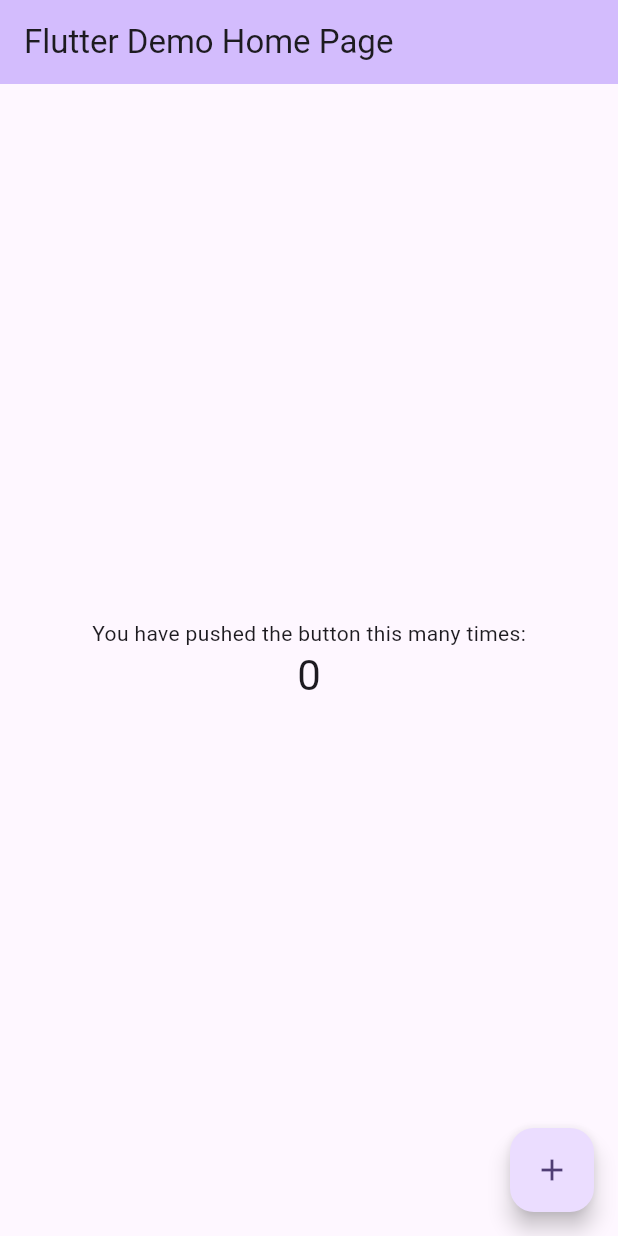
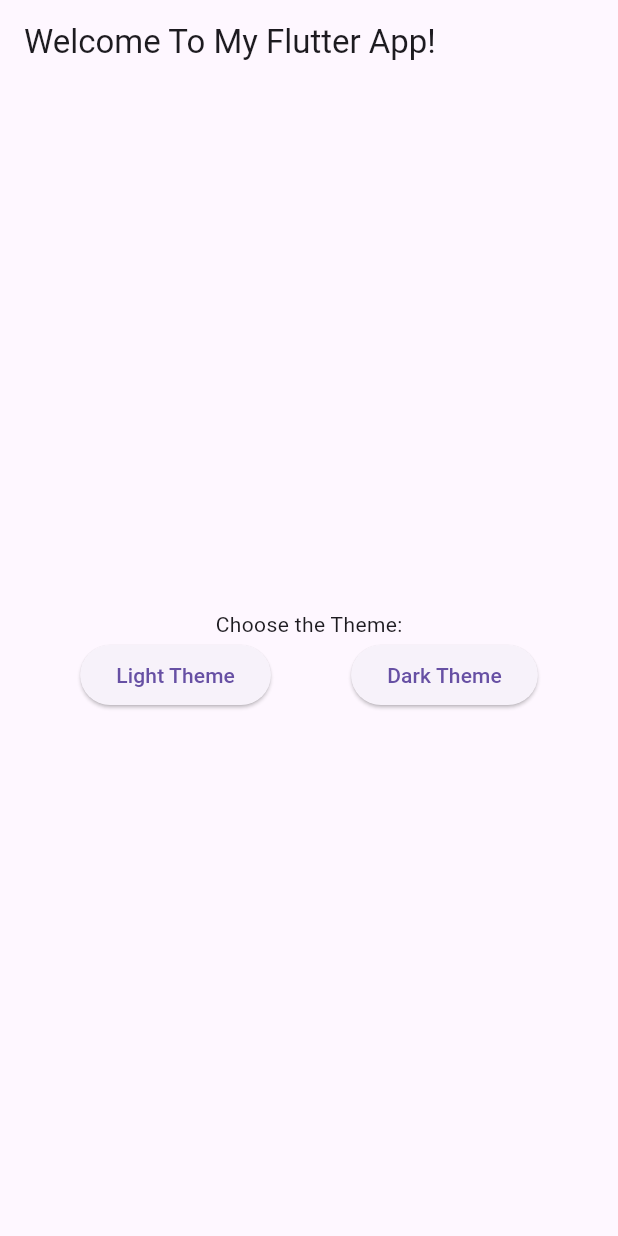
Before and after one commit to abdulmujeeb4ahmed/digital_pet_app, a Flutter app: the screen it shows after launch, on a phone screen of 412 x 824 dp. Run offline on Flutter 3.47's test engine with Material 3 defaults, Android fonts, the phone set to English and light mode, and no system bars.

Commit message:
Implemented light and dakr feature for digital pet

```diff
--- a/lib/main.dart
+++ b/lib/main.dart
@@ -1,125 +1,65 @@
 import 'package:flutter/material.dart';
 
 void main() {
-  runApp(const MyApp());
+  runApp(RunMyApp());
 }
 
-class MyApp extends StatelessWidget {
-  const MyApp({super.key});
+class RunMyApp extends StatefulWidget {
+  const RunMyApp({super.key});
 
-  // This widget is the root of your application.
   @override
-  Widget build(BuildContext context) {
-    return MaterialApp(
-      title: 'Flutter Demo',
-      theme: ThemeData(
-        // This is the theme of your application.
-        //
-        // TRY THIS: Try running your application with "flutter run". You'll see
-        // the application has a purple toolbar. Then, without quitting the app,
-        // try changing the seedColor in the colorScheme below to Colors.green
-        // and then invoke "hot reload" (save your changes or press the "hot
-        // reload" button in a Flutter-supported IDE, or press "r" if you used
-        // the command line to start the app).
-        //
-        // Notice that the counter didn't reset back to zero; the application
-        // state is not lost during the reload. To reset the state, use hot
-        // restart instead.
-        //
-        // This works for code too, not just values: Most code changes can be
-        // tested with just a hot reload.
-        colorScheme: ColorScheme.fromSeed(seedColor: Colors.deepPurple),
-        useMaterial3: true,
-      ),
-      home: const MyHomePage(title: 'Flutter Demo Home Page'),
-    );
-  }
+  State<RunMyApp> createState() => _RunMyAppState();
 }
 
-class MyHomePage extends StatefulWidget {
-  const MyHomePage({super.key, required this.title});
+class _RunMyAppState extends State<RunMyApp> {
+  ThemeMode _themeMode = ThemeMode.system; // Variable to store theme mode
 
-  // This widget is the home page of your application. It is stateful, meaning
-  // that it has a State object (defined below) that contains fields that affect
-  // how it looks.
-
-  // This class is the configuration for the state. It holds the values (in this
-  // case the title) provided by the parent (in this case the App widget) and
-  // used by the build method of the State. Fields in a Widget subclass are
-  // always marked "final".
-
-  final String title;
-
-  @override
-  State<MyHomePage> createState() => _MyHomePageState();
-}
-
-class _MyHomePageState extends State<MyHomePage> {
-  int _counter = 0;
-
-  void _incrementCounter() {
+  // Method to change the theme
+  void changeTheme(ThemeMode themeMode) {
     setState(() {
-      // This call to setState tells the Flutter framework that something has
-      // changed in this State, which causes it to rerun the build method below
-      // so that the display can reflect the updated values. If we changed
-      // _counter without calling setState(), then the build method would not be
-      // called again, and so nothing would appear to happen.
-      _counter++;
+      _themeMode = themeMode;
     });
   }
 
   @override
   Widget build(BuildContext context) {
-    // This method is rerun every time setState is called, for instance as done
-    // by the _incrementCounter method above.
-    //
-    // The Flutter framework has been optimized to make rerunning build methods
-    // fast, so that you can just rebuild anything that needs updating rather
-    // than having to individually change instances of widgets.
-    return Scaffold(
-      appBar: AppBar(
-        // TRY THIS: Try changing the color here to a specific color (to
-        // Colors.amber, perhaps?) and trigger a hot reload to see the AppBar
-        // change color while the other colors stay the same.
-        backgroundColor: Theme.of(context).colorScheme.inversePrimary,
-        // Here we take the value from the MyHomePage object that was created by
-        // the App.build method, and use it to set our appbar title.
-        title: Text(widget.title),
-      ),
-      body: Center(
-        // Center is a layout widget. It takes a single child and positions it
-        // in the middle of the parent.
-        child: Column(
-          // Column is also a layout widget. It takes a list of children and
-          // arranges them vertically. By default, it sizes itself to fit its
-          // children horizontally, and tries to be as tall as its parent.
-          //
-          // Column has various properties to control how it sizes itself and
-          // how it positions its children. Here we use mainAxisAlignment to
-          // center the children vertically; the main axis here is the vertical
-          // axis because Columns are vertical (the cross axis would be
-          // horizontal).
-          //
-          // TRY THIS: Invoke "debug painting" (choose the "Toggle Debug Paint"
-          // action in the IDE, or press "p" in the console), to see the
-          // wireframe for each widget.
+    return MaterialApp(
+      theme: ThemeData(primarySwatch: Colors.blueGrey), // Light theme
+      darkTheme: ThemeData.dark(), // Dark theme
+      themeMode: _themeMode, // Set themeMode to selected value
+      debugShowCheckedModeBanner: false,
+      home: Scaffold(
+        appBar: AppBar(
+          title: Text('Welcome To My Flutter App!'),
+        ),
+        body: Column(
           mainAxisAlignment: MainAxisAlignment.center,
-          children: <Widget>[
+          children: [
             const Text(
-              'You have pushed the button this many times:',
+              'Choose the Theme:',
             ),
-            Text(
-              '$_counter',
-              style: Theme.of(context).textTheme.headlineMedium,
+            Row(
+              mainAxisAlignment: MainAxisAlignment.spaceEvenly,
+              children: [
+                // Button to change to light theme
+                ElevatedButton(
+                  onPressed: () {
+                    changeTheme(ThemeMode.light);
+                  },
+                  child: const Text('Light Theme'),
+                ),
+                // Button to change to dark theme
+                ElevatedButton(
+                  onPressed: () {
+                    changeTheme(ThemeMode.dark);
+                  },
+                  child: const Text('Dark Theme'),
+                ),
+              ],
             ),
           ],
         ),
       ),
-      floatingActionButton: FloatingActionButton(
-        onPressed: _incrementCounter,
-        tooltip: 'Increment',
-        child: const Icon(Icons.add),
-      ), // This trailing comma makes auto-formatting nicer for build methods.
     );
   }
 }
```
